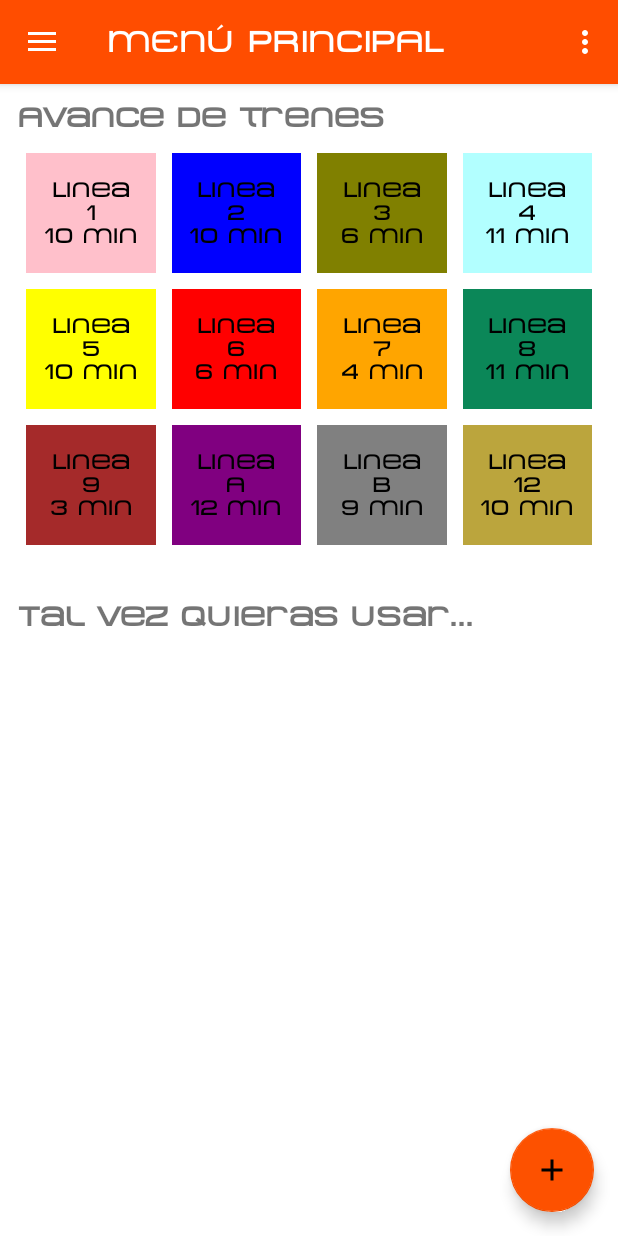
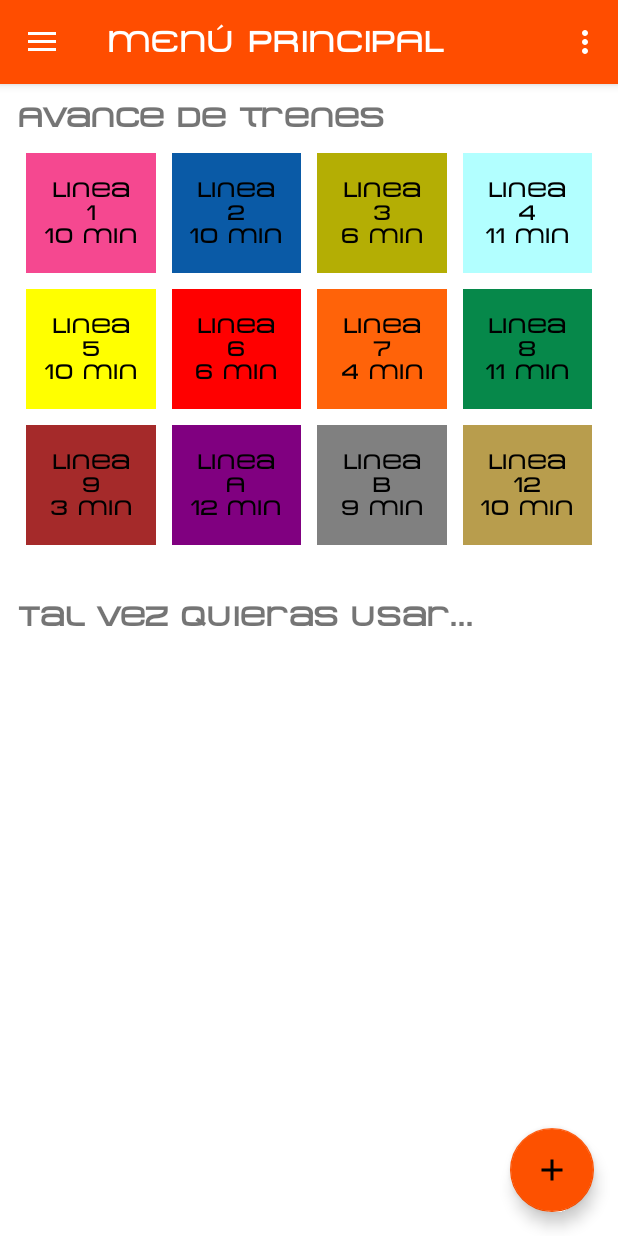
Before and after one commit to GustavoVaAsc/OrangeWormRevamped, an Android app: the screen it shows after launch (MainActivity), on a phone screen of 412 x 824 dp. Run offline under Robolectric (Android 15) with nearby library versions, the phone set to English and light mode, and no system bars; our stand-ins replace navigation-ui.

Commit message:
Modifico colores

```diff
--- a/app/src/main/java/unam/fi/ai/orangewormrevamped/ui/home/HomeFragment.java
+++ b/app/src/main/java/unam/fi/ai/orangewormrevamped/ui/home/HomeFragment.java
@@ -96,11 +96,11 @@ public class HomeFragment extends Fragment {
     private int getLineColor(String line) {
         switch (line) {
             case "1":
-                return Color.parseColor("#FFC0CB"); // Pink
+                return Color.parseColor("#f54890"); // Pink
             case "2":
-                return Color.parseColor("#0000FF"); // Blue
+                return Color.parseColor("#0a5aa6"); // Blue
             case "3":
-                return Color.parseColor("#808000"); // Olive Green
+                return Color.parseColor("#b4ae04"); // Olive Green
             case "4":
                 return Color.parseColor("#B2FFFF"); // Light Aqua
             case "5":
@@ -108,9 +108,9 @@ public class HomeFragment extends Fragment {
             case "6":
                 return Color.parseColor("#FF0000"); // Red
             case "7":
-                return Color.parseColor("#FFA500"); // Orange
+                return Color.parseColor("#ff6309"); // Orange
             case "8":
-                return Color.parseColor("#0B8758"); // Aqua Green
+                return Color.parseColor("#06884a"); // Aqua Green
             case "9":
                 return Color.parseColor("#A52A2A"); // Brown
             case "A":
@@ -118,7 +118,7 @@ public class HomeFragment extends Fragment {
             case "B":
                 return Color.parseColor("#808080"); // Gray
             case "12":
-                return Color.parseColor("#BBA53D"); // Gold
+                return Color.parseColor("#b89d4d"); // Gold
             default:
                 return Color.LTGRAY; // Fallback color
         }
```
